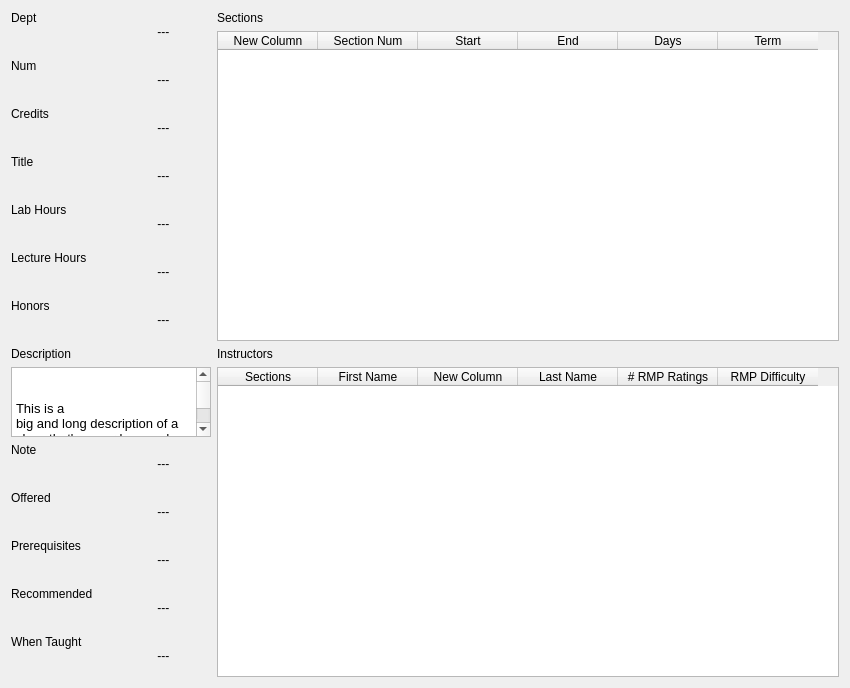
Above: UI/course_dialog.ui from rcxwhiz/BYUScheduler2 before the change. Below: the same form after it.
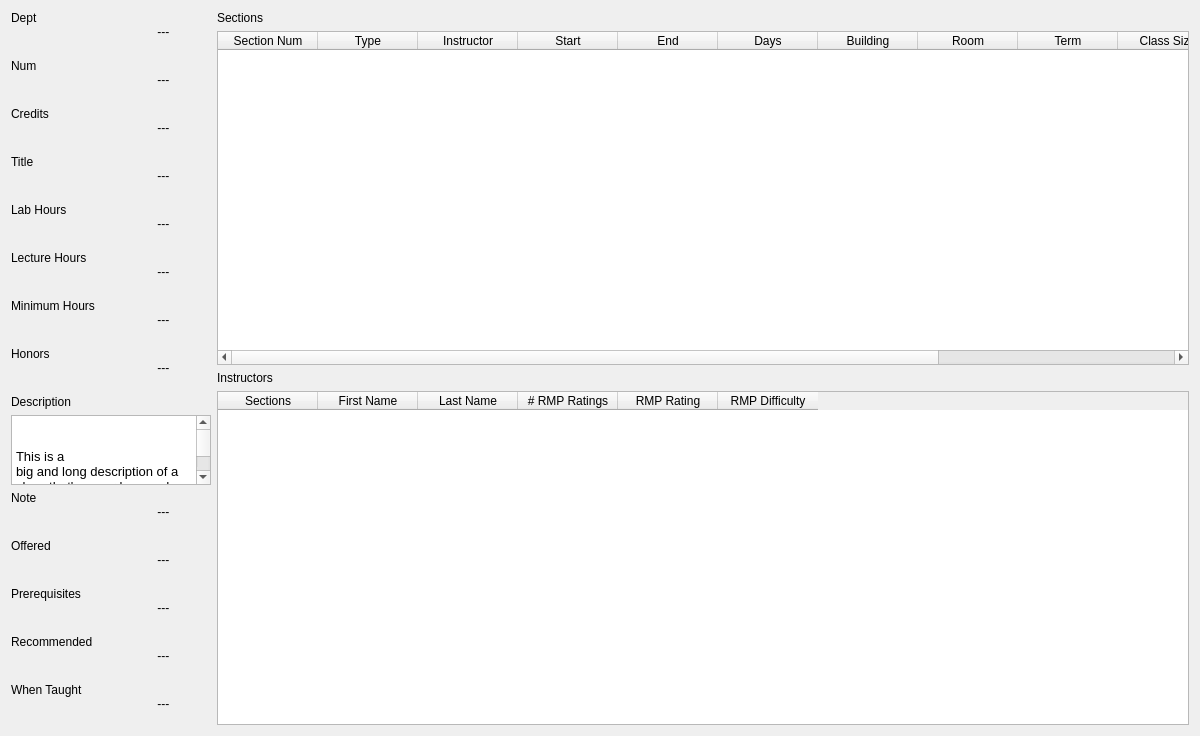
That is the form after the change.

Commit message: new load method for courses finished

```diff
--- a/UI/course_dialog.ui
+++ b/UI/course_dialog.ui
@@ -6,8 +6,8 @@
             <rect>
                 <x>0</x>
                 <y>0</y>
-                <width>850</width>
-                <height>602</height>
+                <width>1200</width>
+                <height>640</height>
             </rect>
         </property>
         <property name="windowTitle">
@@ -72,6 +72,15 @@
                                     </property>
                                 </widget>
                             </item>
+                            <item>
+                                <widget class="QLabel" name="label_16">
+                                    <property name="text">
+                                        <string>Minimum Hours
+                                            ---
+                                        </string>
+                                    </property>
+                                </widget>
+                            </item>
                             <item>
                                 <widget class="QLabel" name="label_9">
                                     <property name="text">
@@ -195,16 +204,21 @@
                             </item>
                             <item>
                                 <widget class="QTableWidget" name="tableWidget">
-                                    <column>
-                                        <property name="text">
-                                            <string>New Column</string>
-                                        </property>
-                                    </column>
                                     <column>
                                         <property name="text">
                                             <string>Section Num</string>
                                         </property>
                                     </column>
+                                    <column>
+                                        <property name="text">
+                                            <string>Type</string>
+                                        </property>
+                                    </column>
+                                    <column>
+                                        <property name="text">
+                                            <string>Instructor</string>
+                                        </property>
+                                    </column>
                                     <column>
                                         <property name="text">
                                             <string>Start</string>
@@ -220,11 +234,36 @@
                                             <string>Days</string>
                                         </property>
                                     </column>
+                                    <column>
+                                        <property name="text">
+                                            <string>Building</string>
+                                        </property>
+                                    </column>
+                                    <column>
+                                        <property name="text">
+                                            <string>Room</string>
+                                        </property>
+                                    </column>
                                     <column>
                                         <property name="text">
                                             <string>Term</string>
                                         </property>
                                     </column>
+                                    <column>
+                                        <property name="text">
+                                            <string>Class Size</string>
+                                        </property>
+                                    </column>
+                                    <column>
+                                        <property name="text">
+                                            <string>Seats Available</string>
+                                        </property>
+                                    </column>
+                                    <column>
+                                        <property name="text">
+                                            <string>Waitlist Size</string>
+                                        </property>
+                                    </column>
                                 </widget>
                             </item>
                             <item>
@@ -246,11 +285,6 @@
                                             <string>First Name</string>
                                         </property>
                                     </column>
-                                    <column>
-                                        <property name="text">
-                                            <string>New Column</string>
-                                        </property>
-                                    </column>
                                     <column>
                                         <property name="text">
                                             <string>Last Name</string>
@@ -261,6 +295,11 @@
                                             <string># RMP Ratings</string>
                                         </property>
                                     </column>
+                                    <column>
+                                        <property name="text">
+                                            <string>RMP Rating</string>
+                                        </property>
+                                    </column>
                                     <column>
                                         <property name="text">
                                             <string>RMP Difficulty</string>
```
The commit also changes 4 other files.
